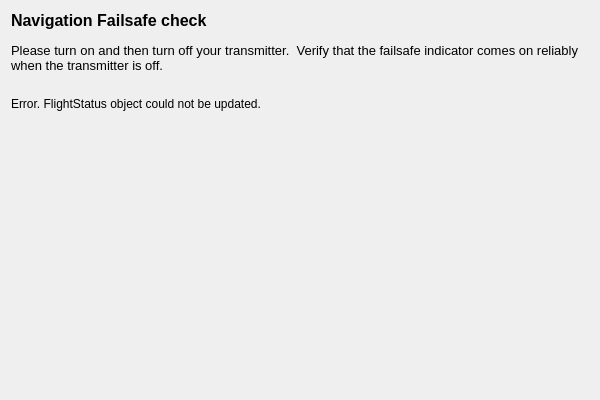
Old version of the form ground/gcs/src/plugins/navwizard/pages/failsafepage.ui in the repository TauLabs/TauLabs.
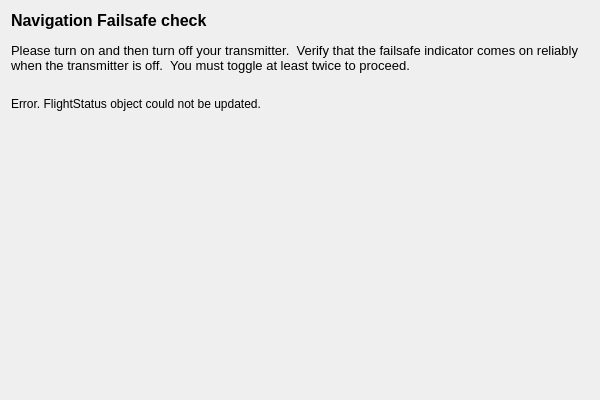
New version of the form.

Commit message: NavWizard: improve failsafe page text

The edit to the form file:
```diff
--- a/ground/gcs/src/plugins/navwizard/pages/failsafepage.ui
+++ b/ground/gcs/src/plugins/navwizard/pages/failsafepage.ui
@@ -44,10 +44,10 @@
       <string>&lt;!DOCTYPE HTML PUBLIC &quot;-//W3C//DTD HTML 4.0//EN&quot; &quot;http://www.w3.org/TR/REC-html40/strict.dtd&quot;&gt;
 &lt;html&gt;&lt;head&gt;&lt;meta name=&quot;qrichtext&quot; content=&quot;1&quot; /&gt;&lt;style type=&quot;text/css&quot;&gt;
 p, li { white-space: pre-wrap; }
-&lt;/style&gt;&lt;/head&gt;&lt;body style=&quot; font-family:'Lucida Grande'; font-size:13pt; font-weight:400; font-style:normal;&quot;&gt;
+&lt;/style&gt;&lt;/head&gt;&lt;body style=&quot; font-family:'.Lucida Grande UI'; font-size:13pt; font-weight:400; font-style:normal;&quot;&gt;
 &lt;p style=&quot; margin-top:0px; margin-bottom:0px; margin-left:0px; margin-right:0px; -qt-block-indent:0; text-indent:0px;&quot;&gt;&lt;span style=&quot; font-family:'MS Shell Dlg 2'; font-size:12pt; font-weight:600;&quot;&gt;Navigation Failsafe check&lt;/span&gt;&lt;/p&gt;
 &lt;p style=&quot;-qt-paragraph-type:empty; margin-top:0px; margin-bottom:0px; margin-left:0px; margin-right:0px; -qt-block-indent:0; text-indent:0px; font-family:'MS Shell Dlg 2'; font-size:8pt;&quot;&gt;&lt;br /&gt;&lt;/p&gt;
-&lt;p style=&quot; margin-top:0px; margin-bottom:0px; margin-left:0px; margin-right:0px; -qt-block-indent:0; text-indent:0px;&quot;&gt;&lt;span style=&quot; font-family:'MS Shell Dlg 2'; font-size:10pt;&quot;&gt;Please turn on and then turn off your transmitter.  Verify that the failsafe indicator comes on reliably when the transmitter is off.&lt;/span&gt;&lt;/p&gt;&lt;/body&gt;&lt;/html&gt;</string>
+&lt;p style=&quot; margin-top:0px; margin-bottom:0px; margin-left:0px; margin-right:0px; -qt-block-indent:0; text-indent:0px;&quot;&gt;&lt;span style=&quot; font-family:'MS Shell Dlg 2'; font-size:10pt;&quot;&gt;Please turn on and then turn off your transmitter.  Verify that the failsafe indicator comes on reliably when the transmitter is off.  You must toggle at least twice to proceed.&lt;/span&gt;&lt;/p&gt;&lt;/body&gt;&lt;/html&gt;</string>
      </property>
      <property name="alignment">
       <set>Qt::AlignLeading|Qt::AlignLeft|Qt::AlignTop</set>
```
